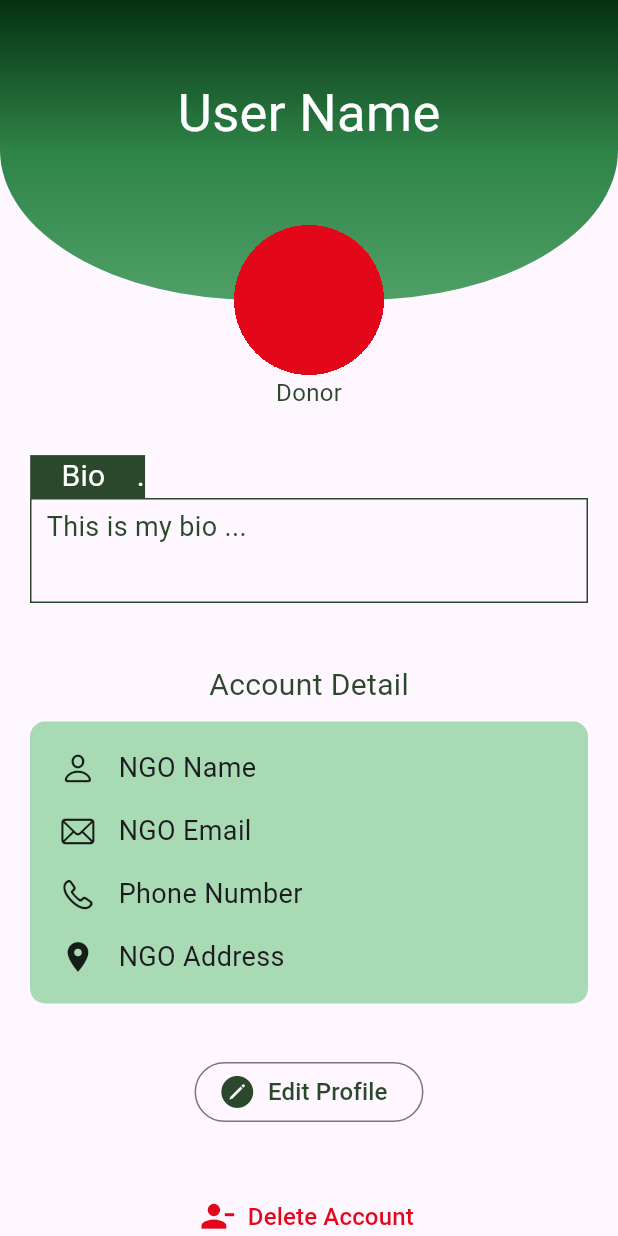
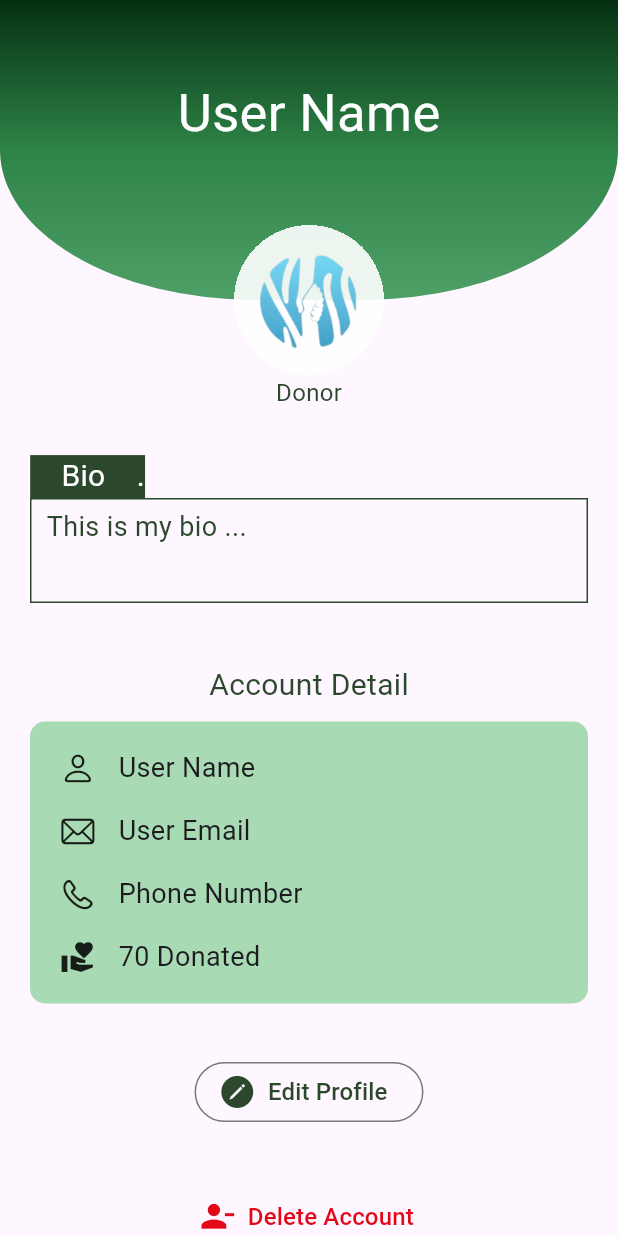
Before and after one commit to Leta-D/INSA_Group_40, a Flutter app: the ProfilePage widget shown alone on an empty page, opened directly, on a phone screen of 412 x 824 dp. Run offline on Flutter 3.47's test engine with Material 3 defaults, Android fonts, the phone set to English and light mode, and no system bars; our stand-ins replace firebase_auth, firebase_core, get, google_fonts; accounts and stored records are empty.

Commit message:
fixed some issues and added app logo

```diff
--- a/mobile_app/kind_bridge/lib/common/main_page_controller.dart
+++ b/mobile_app/kind_bridge/lib/common/main_page_controller.dart
@@ -38,7 +38,7 @@ class MainPageController extends GetxController {
   ];
 
   final List<Map<String, dynamic>> ngoPages = [
-    {'icon': CupertinoIcons.home, 'label': "Home", 'target': DonorHomePage()},
+    {'icon': CupertinoIcons.home, 'label': "Home", 'target': NgoHomePage()},
     {
       'icon': CupertinoIcons.search,
       'label': "Find Donations",
--- a/mobile_app/kind_bridge/lib/common/pages/profile_page.dart
+++ b/mobile_app/kind_bridge/lib/common/pages/profile_page.dart
@@ -20,8 +20,6 @@ class ProfilePage extends StatelessWidget {
     {"icon": CupertinoIcons.phone, "label": "Phone Number"},
     {"icon": Icons.location_on, "label": "NGO Address"},
   ];
-
-  // final mainController = Get.lazyPut(() =>MainPageController());
 
   @override
   Widget build(BuildContext context) {
@@ -70,10 +68,13 @@ class ProfilePage extends StatelessWidget {
                   Center(
                     child: ClipOval(
                       clipBehavior: Clip.hardEdge,
-                      child: Container(
+                      child: Image.asset(
+                        "assets/icons/kind_bridge_logo.png",
+                        fit: BoxFit.cover,
                         width: 100,
                         height: 100,
-                        color: appRed(1),
+                        color: appWhite(0.9),
+                        colorBlendMode: BlendMode.softLight,
                       ),
                     ),
                   ),
@@ -123,7 +124,7 @@ class ProfilePage extends StatelessWidget {
                     ),
                     child: Column(
                       children: [
-                        for (var data in ngoAccountDetail)
+                        for (var data in donorAccountDetail)
                           Padding(
                             padding: const EdgeInsets.symmetric(vertical: 8.0),
                             child: Row(
--- a/mobile_app/kind_bridge/lib/main.dart
+++ b/mobile_app/kind_bridge/lib/main.dart
@@ -17,6 +17,8 @@ class MyApp extends StatelessWidget {
 
   @override
   Widget build(BuildContext context) {
-    return GetMaterialApp(home: Scaffold(body: Center(child: MainPage())));
+    return GetMaterialApp(
+      home: Scaffold(body: Center(child: ActorSelection())),
+    );
   }
 }
--- a/mobile_app/kind_bridge/pubspec.yaml
+++ b/mobile_app/kind_bridge/pubspec.yaml
@@ -65,6 +65,7 @@ flutter:
   assets:
     - assets/icons/volunteer_activism.png
     - assets/icons/person_heart.png
+    - assets/icons/kind_bridge_logo.png
 
   # An image asset can refer to one or more resolution-specific "variants", see
   # https://flutter.dev/to/resolution-aware-images
```
Also changed, not shown: mobile_app/kind_bridge/lib/common/pages/main_page.dart (+20 -19 lines), mobile_app/kind_bridge/assets/icons/kind_bridge_logo.png (added).
